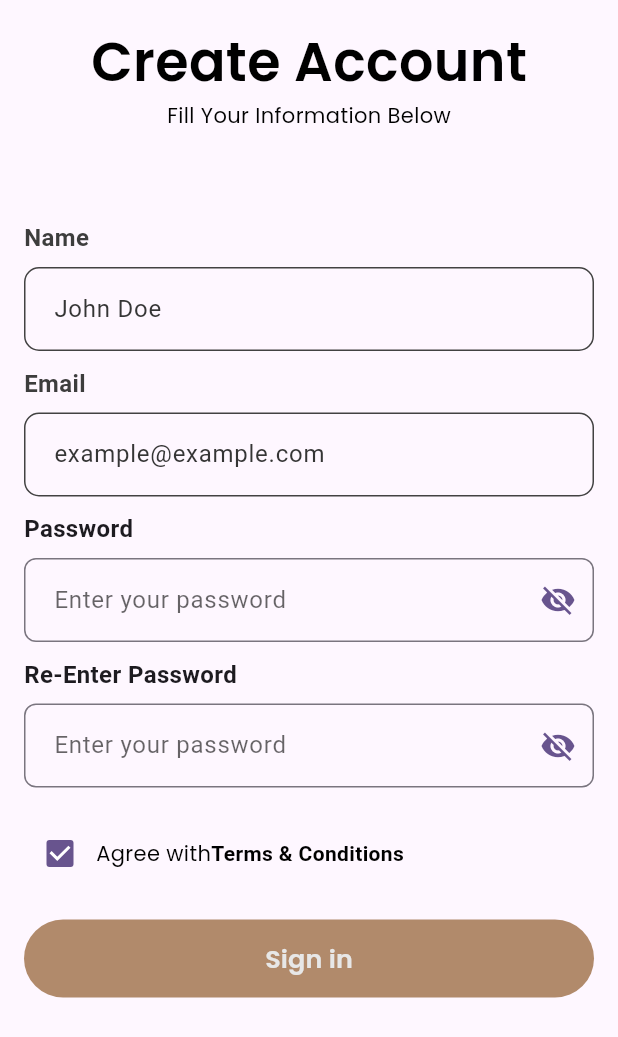
After one commit to HasithFernando/MAD-Project, a Flutter app: the screen it shows after launch, after a tap on "Havent account? Register now", on a phone screen of 412 x 824 dp. The commit adds this screen. Shown: the top 1037 px of the screen. Run offline on Flutter 3.47's test engine with Material 3 defaults, Android fonts, the phone set to English and light mode, and no system bars; our stand-ins replace device_preview, firebase_core, google_fonts; accounts and stored records are empty.

Commit message:
create account page complete

```diff
--- /dev/null
+++ b/lib/pages/create_account_page.dart
@@ -0,0 +1,175 @@
+import 'package:flutter/material.dart';
+import 'package:thriftale/utils/appColors.dart';
+import 'package:thriftale/utils/btn_text.dart';
+import 'package:thriftale/utils/lable_texts.dart';
+import 'package:thriftale/utils/paragraph_texts.dart';
+import 'package:thriftale/widgets/clickable_text.dart';
+import 'package:thriftale/widgets/custom_button.dart';
+import 'package:thriftale/widgets/custom_text.dart';
+import 'package:thriftale/widgets/custom_text_field.dart';
+import 'package:thriftale/widgets/password_text_field.dart';
+
+class CreateAccountPage extends StatefulWidget {
+  const CreateAccountPage({super.key});
+
+  @override
+  State<CreateAccountPage> createState() => _CreateAccountPageState();
+}
+
+class _CreateAccountPageState extends State<CreateAccountPage> {
+  @override
+  Widget build(BuildContext context) {
+    return Scaffold(
+      body: SafeArea(
+        child: Stack(
+          children: [
+            // Main content
+            Padding(
+              padding: const EdgeInsets.all(16.0),
+              child: SingleChildScrollView(
+                child: Column(
+                  mainAxisAlignment: MainAxisAlignment.center,
+                  children: [
+                    Container(
+                      child: Center(
+                        child: Column(
+                          children: [
+                            CustomText(
+                                text: 'Create Account',
+                                color: AppColors.black,
+                                fontSize: LableTexts.mainBanner,
+                                fontWeight: FontWeight.w600),
+                            CustomText(
+                                text: 'Fill Your Information Below',
+                                color: AppColors.black,
+                                fontSize: ParagraphTexts.normalParagraph,
+                                fontWeight: FontWeight.normal),
+                            SizedBox(
+                              height: 60,
+                            ),
+                            CustomTextField(
+                              labelText: 'Name',
+                              hintText: 'John Doe',
+                              textColor: const Color.fromARGB(255, 61, 61, 61),
+                              hintColor: const Color.fromARGB(255, 53, 53, 53),
+                              borderColor:
+                                  const Color.fromARGB(255, 66, 66, 66),
+                              borderRadius: 10.0,
+                              validator: (value) {
+                                if (value == null || value.isEmpty) {
+                                  return 'Please enter a username';
+                                }
+                                if (value.length < 3) {
+                                  return 'Username must be at least 3 characters';
+                                }
+                                return null;
+                              },
+                            ),
+                            SizedBox(
+                              height: 10,
+                            ),
+                            CustomTextField(
+                              labelText: 'Email',
+                              hintText: 'example@example.com',
+                              textColor: const Color.fromARGB(255, 61, 61, 61),
+                              hintColor: const Color.fromARGB(255, 53, 53, 53),
+                              borderColor:
+                                  const Color.fromARGB(255, 66, 66, 66),
+                              borderRadius: 10.0,
+                              validator: (value) {
+                                if (value == null || value.isEmpty) {
+                                  return 'Please enter a username';
+                                }
+                                if (value.length < 3) {
+                                  return 'Username must be at least 3 characters';
+                                }
+                                return null;
+                              },
+                            ),
+                            SizedBox(
+                              height: 10,
+                            ),
+                            PasswordTextField(
+                              labelText: 'Password',
+                              hintText: 'Enter your password',
+                              validator: (value) {
+                                if (value == null || value.isEmpty) {
+                                  return 'Please enter your password';
+                                }
+                                return null;
+                              },
+                            ),
+                            SizedBox(
+                              height: 10,
+                            ),
+                            PasswordTextField(
+                              labelText: 'Re-Enter Password',
+                              hintText: 'Enter your password',
+                              validator: (value) {
+                                if (value == null || value.isEmpty) {
+                                  return 'Please enter your password';
+                                }
+                                return null;
+                              },
+                            ),
+                            SizedBox(
+                              height: 20,
+                            ),
+                            //terms and condition row section
+                            Row(
+                              mainAxisAlignment: MainAxisAlignment.start,
+                              children: [
+                                Row(
+                                  mainAxisAlignment: MainAxisAlignment.end,
+                                  children: [
+                                    Checkbox(
+                                        value: true,
+                                        onChanged: (bool? value) {
+                                          // Handle checkbox state change
+                                        }),
+                                    CustomText(
+                                        text: 'Agree with',
+                                        color: AppColors.black,
+                                        fontSize:
+                                            ParagraphTexts.normalParagraph,
+                                        fontWeight: FontWeight.normal),
+                                    ClickableText(
+                                      text: 'Terms & Conditions',
+                                      onTap: () {
+                                        // Your onTap logic here
+                                      },
+                                      color: Colors.black,
+                                      fontSize: 14.0,
+                                      fontWeight: FontWeight.bold,
+                                    ),
+                                  ],
+                                ),
+                              ],
+                            ),
+                            SizedBox(
+                              height: 20,
+                            ),
+                            CustomButton(
+                                text: 'Sign in',
+                                backgroundColor: AppColors.highlightbrown,
+                                textColor: AppColors.Inicator,
+                                textWeight: FontWeight.w600,
+                                textSize: BtnText.imageBtn,
+                                width: double.infinity,
+                                height: 52,
+                                borderRadius: 100,
+                                onPressed: () {}),
+                          ],
+                        ),
+                      ),
+                    ),
+                  ],
+                ),
+              ),
+            ),
+          ],
+        ),
+      ),
+    );
+  }
+}
--- a/lib/pages/signin_page.dart
+++ b/lib/pages/signin_page.dart
@@ -1,7 +1,9 @@
 import 'package:flutter/material.dart';
+import 'package:thriftale/pages/create_account_page.dart';
 import 'package:thriftale/utils/appColors.dart';
 import 'package:thriftale/utils/btn_text.dart';
 import 'package:thriftale/utils/lable_texts.dart';
+import 'package:thriftale/utils/pageNavigations.dart';
 import 'package:thriftale/utils/paragraph_texts.dart';
 import 'package:thriftale/widgets/clickable_text.dart';
 import 'package:thriftale/widgets/custom_button.dart';
@@ -121,9 +123,11 @@ class _SigninPageState extends State<SigninPage> {
               bottom: 30, // Adjust this value to control how far from bottom
               child: Center(
                 child: ClickableText(
-                  text: 'Continue Without Login',
+                  text: 'Havent account? Register now',
                   onTap: () {
                     // Your onTap logic here
+                    NavigationUtils.frontNavigation(
+                        context, CreateAccountPage());
                   },
                   color: Colors.black,
                   fontSize: 14.0,
```
Also changed, not shown: 4 other files.
